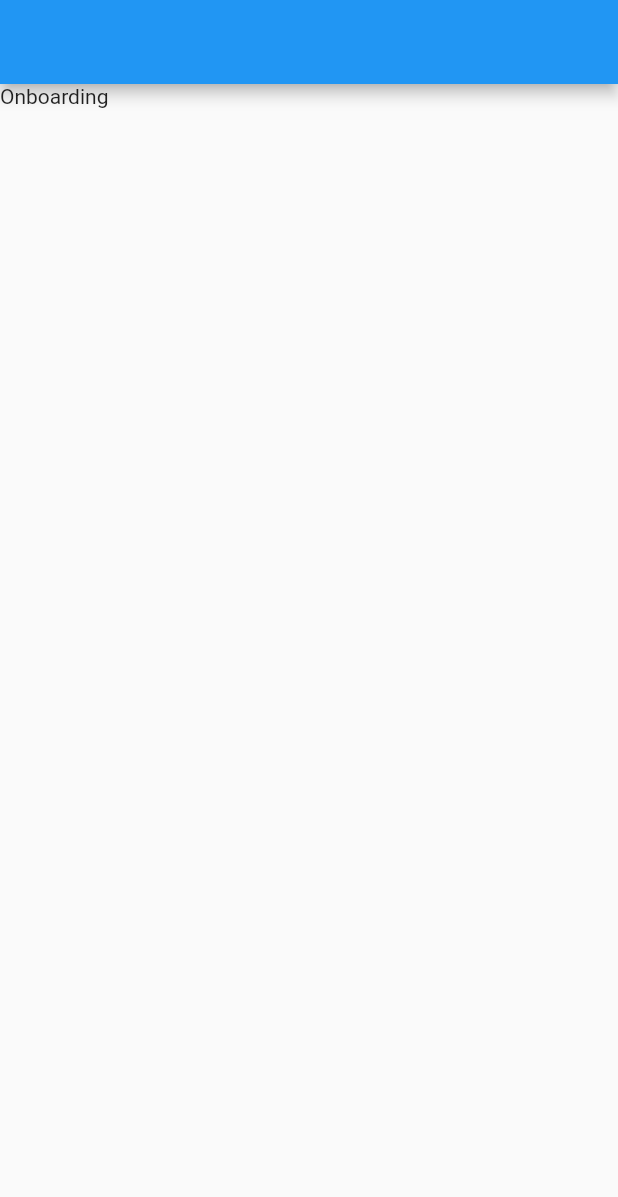
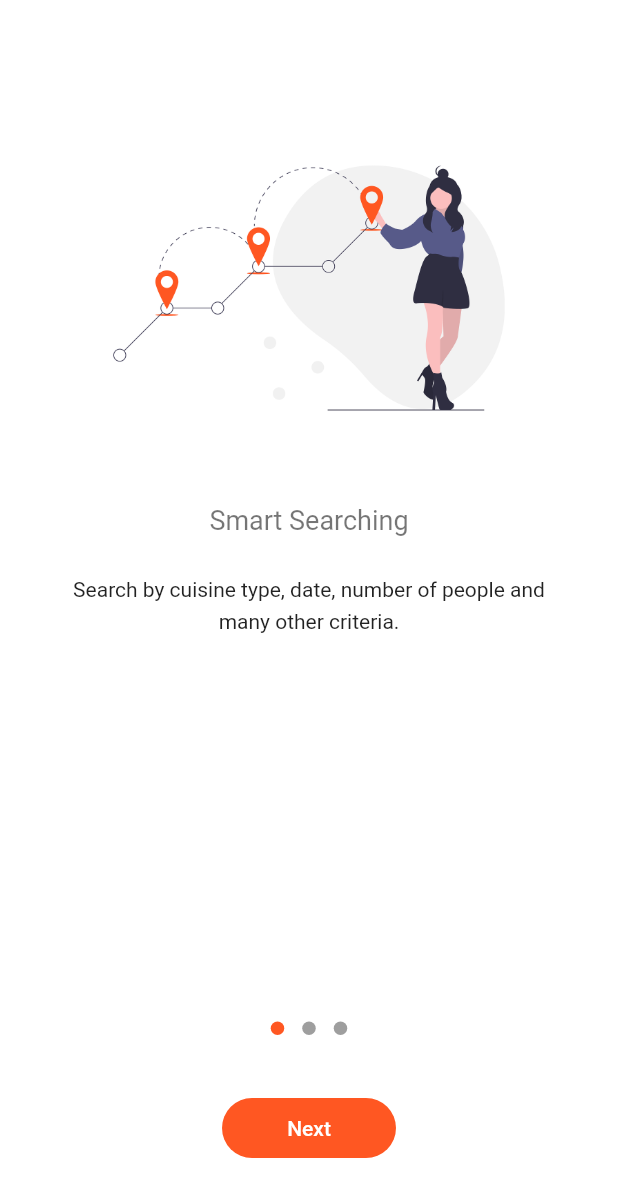
Before and after one commit to felixfirefighter/flutter_ui_onboarding, a Flutter app: the screen it shows after launch, on a phone screen of 412 x 824 dp. Shown: the top 1197 px of the screen. Run offline on Flutter 3.47's test engine with Material 2 defaults, Android fonts, the phone set to English and light mode, and no system bars; drawn by our look-alikes of dots_indicator.

Commit message:
complete onboarding screen

```diff
--- /dev/null
+++ b/lib/components/base_onboarding.dart
@@ -0,0 +1,50 @@
+import 'package:flutter/material.dart';
+
+class BaseOnboarding extends StatelessWidget {
+  final String imagePath;
+  final String title;
+  final String description;
+
+  BaseOnboarding({
+    this.imagePath,
+    this.title,
+    this.description,
+  });
+
+  @override
+  Widget build(BuildContext context) {
+    return Padding(
+      padding: const EdgeInsets.symmetric(
+        horizontal: 48.0,
+      ),
+      child: Column(
+        children: <Widget>[
+          Image.asset(
+            imagePath,
+            height: 240,
+          ),
+          Padding(
+            padding: EdgeInsets.all(12),
+          ),
+          Text(
+            title,
+            style: TextStyle(
+              fontSize: 18,
+              color: Colors.black54,
+            ),
+          ),
+          Padding(
+            padding: EdgeInsets.all(12),
+          ),
+          Text(
+            description,
+            textAlign: TextAlign.center,
+            style: TextStyle(
+              height: 1.5,
+            ),
+          ),
+        ],
+      ),
+    );
+  }
+}
--- a/lib/main.dart
+++ b/lib/main.dart
@@ -10,7 +10,7 @@ class MyApp extends StatelessWidget {
     return MaterialApp(
       title: 'Flutter UI Onboarding',
       theme: ThemeData(
-        primarySwatch: Colors.blue,
+        primarySwatch: Colors.deepOrange,
       ),
       home: OnboardingScreen(),
     );
--- /dev/null
+++ b/lib/screens/onboarding/onboarding_calendar_screen.dart
@@ -0,0 +1,14 @@
+import 'package:flutter/material.dart';
+import 'package:flutter_ui_checkout/components/base_onboarding.dart';
+
+class OnboardingCalendarScreen extends StatelessWidget {
+  @override
+  Widget build(BuildContext context) {
+    return BaseOnboarding(
+      imagePath: 'assets/images/calendar.png',
+      title: 'Real-Time Availability',
+      description:
+          'Know availability and book confirmation immediately. No calls or emails required.',
+    );
+  }
+}
--- /dev/null
+++ b/lib/screens/onboarding/onboarding_reward_screen.dart
@@ -0,0 +1,14 @@
+import 'package:flutter/material.dart';
+import 'package:flutter_ui_checkout/components/base_onboarding.dart';
+
+class OnboardingRewardScreen extends StatelessWidget {
+  @override
+  Widget build(BuildContext context) {
+    return BaseOnboarding(
+      imagePath: 'assets/images/gift.png',
+      title: 'Loayalty Points',
+      description:
+          'Earn points by making bookings and referring friends. Points can be used for discount at our partners',
+    );
+  }
+}
--- /dev/null
+++ b/lib/screens/onboarding/onboarding_search_screen.dart
@@ -0,0 +1,14 @@
+import 'package:flutter/material.dart';
+import 'package:flutter_ui_checkout/components/base_onboarding.dart';
+
+class OnboardingSearchScreen extends StatelessWidget {
+  @override
+  Widget build(BuildContext context) {
+    return BaseOnboarding(
+      imagePath: 'assets/images/searching.png',
+      title: 'Smart Searching',
+      description:
+          'Search by cuisine type, date, number of people and many other criteria.',
+    );
+  }
+}
--- a/lib/screens/onboarding_screen.dart
+++ b/lib/screens/onboarding_screen.dart
@@ -1,11 +1,88 @@
+import 'package:dots_indicator/dots_indicator.dart';
 import 'package:flutter/material.dart';
+import 'package:flutter_ui_checkout/screens/onboarding/onboarding_calendar_screen.dart';
+import 'package:flutter_ui_checkout/screens/onboarding/onboarding_reward_screen.dart';
+import 'package:flutter_ui_checkout/screens/onboarding/onboarding_search_screen.dart';
 
-class OnboardingScreen extends StatelessWidget {
+class OnboardingScreen extends StatefulWidget {
+  @override
+  _OnboardingScreenState createState() => _OnboardingScreenState();
+}
+
+class _OnboardingScreenState extends State<OnboardingScreen> {
+  var pageIndex = 0;
+  var pages = [
+    OnboardingSearchScreen(),
+    OnboardingRewardScreen(),
+    OnboardingCalendarScreen(),
+  ];
+
+  var pageController = PageController(initialPage: 0);
+
   @override
   Widget build(BuildContext context) {
     return Scaffold(
-      appBar: AppBar(),
-      body: Text('Onboarding'),
+      appBar: AppBar(
+        backgroundColor: Colors.transparent,
+        elevation: 0,
+      ),
+      backgroundColor: Colors.white,
+      body: Padding(
+        padding: const EdgeInsets.symmetric(vertical: 16.0),
+        child: Column(
+          children: <Widget>[
+            Expanded(
+              child: PageView(
+                controller: pageController,
+                children: pages,
+                onPageChanged: (index) {
+                  setState(() {
+                    pageIndex = index;
+                  });
+                },
+              ),
+            ),
+            DotsIndicator(
+              dotsCount: pages.length,
+              position: pageIndex,
+              decorator: DotsDecorator(
+                activeColor: Colors.deepOrange,
+              ),
+            ),
+            SizedBox(
+              width: 180,
+              child: Padding(
+                padding: const EdgeInsets.all(32.0),
+                child: FlatButton(
+                  shape: RoundedRectangleBorder(
+                    borderRadius: BorderRadius.circular(50),
+                  ),
+                  color: Colors.deepOrange,
+                  child: Padding(
+                    padding: const EdgeInsets.all(12.0),
+                    child: Text(
+                      pageIndex == pages.length - 1 ? 'Got it!' : 'Next',
+                      style: TextStyle(
+                        color: Colors.white,
+                      ),
+                    ),
+                  ),
+                  onPressed: () {
+                    if (pageIndex < pages.length - 1) {
+                      pageController.nextPage(
+                        curve: Curves.ease,
+                        duration: Duration(
+                          milliseconds: 200,
+                        ),
+                      );
+                    }
+                  },
+                ),
+              ),
+            )
+          ],
+        ),
+      ),
     );
   }
 }
--- a/pubspec.yaml
+++ b/pubspec.yaml
@@ -23,6 +23,7 @@ dependencies:
   # The following adds the Cupertino Icons font to your application.
   # Use with the CupertinoIcons class for iOS style icons.
   cupertino_icons: ^0.1.2
+  dots_indicator: ^1.0.0
 
 dev_dependencies:
   flutter_test:
@@ -39,7 +40,8 @@ flutter:
   # included with your application, so that you can use the icons in
   # the material Icons class.
   uses-material-design: true
-
+  assets:
+    - assets/images/
   # To add assets to your application, add an assets section, like this:
 
   # An image asset can refer to one or more resolution-specific "variants", see
```
Also changed, not shown: assets/images/calendar.png (added), assets/images/gift.png (added), assets/images/searching.png (added), pubspec.lock.
